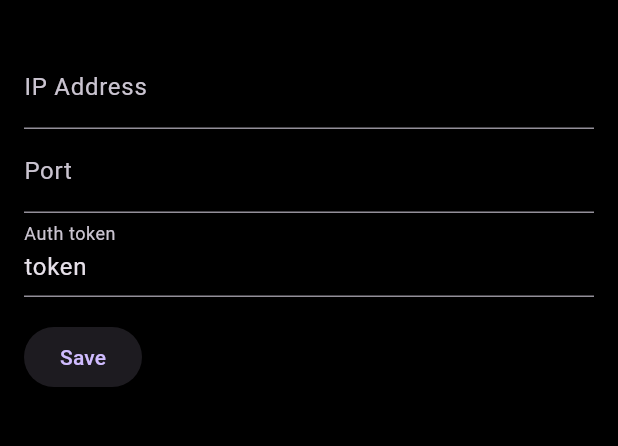
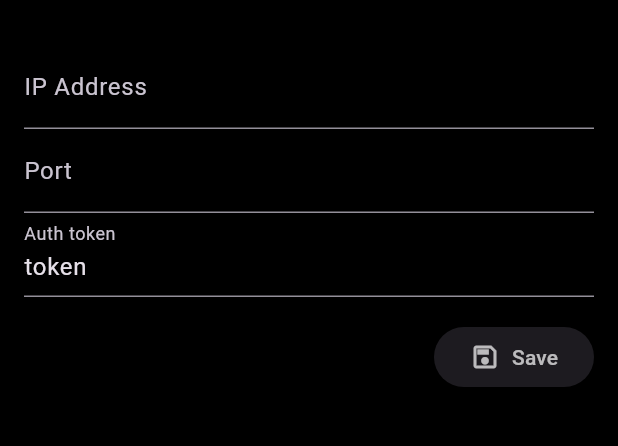
Before and after one commit to blazer404/Aoi-Remote-Client, a Flutter app: the screen it shows after launch, after a tap on the "settings" icon, on a phone screen of 412 x 824 dp, the part 63-509 px from its top. Run offline on Flutter 3.47's test engine with Material 3 defaults, Android fonts, the phone set to English and light mode, and no system bars; our stand-ins replace shared_preferences; missing offline and left inert: flutter_vibrate.

Commit message:
+ возврат на предыдущий экран при сохранении настроек ~ улучшение загрузки настроек ~ вынес некоторые цвета в класс темы ~ переписал виджет ошибок на стейтлес ~ минорные правки

```diff
--- a/lib/core/AppTheme.dart
+++ b/lib/core/AppTheme.dart
@@ -7,4 +7,7 @@ class AppTheme {
     ),
     scaffoldBackgroundColor: Colors.black,
   );
+
+  static Color textColor = Colors.white70;
+  static Color accentColor = Color.fromRGBO(76, 175, 80, 1);
 }
--- a/lib/core/SocketClient.dart
+++ b/lib/core/SocketClient.dart
@@ -1,7 +1,8 @@
+import 'dart:convert';
 import 'dart:io';
-import 'dart:convert';
+
+import 'package:aoi_remote/core/ServerSettings.dart';
 import 'package:flutter/foundation.dart';
-import 'package:aoi_remote/core/ServerSettings.dart';
 
 class SocketClient {
   static Future<void> sendCommand(dynamic target, dynamic command) async {
--- a/lib/helpers/FormatterHelper.dart
+++ b/lib/helpers/Utils.dart
@@ -1,6 +1,6 @@
 import 'package:flutter/services.dart';
 
-class FormatterHelper {
+class Utils {
   static TextInputFormatter decimalFilter() {
     return FilteringTextInputFormatter.digitsOnly;
   }
--- a/lib/view/IndexPage.dart
+++ b/lib/view/IndexPage.dart
@@ -1,7 +1,7 @@
+import 'package:aoi_remote/core/AppTheme.dart';
+import 'package:aoi_remote/widgets/PagesSliderWidget.dart';
 import 'package:flutter/material.dart';
 import 'package:flutter/services.dart';
-import 'package:aoi_remote/core/AppTheme.dart';
-import 'package:aoi_remote/widgets/PagesSliderWidget.dart';
 
 class IndexPage extends StatelessWidget {
   @override
--- a/lib/view/MpcPage.dart
+++ b/lib/view/MpcPage.dart
@@ -1,8 +1,8 @@
+import 'package:aoi_remote/const/MpcConst.dart';
 import 'package:aoi_remote/widgets/AppBarWidget.dart';
-import 'package:flutter/material.dart';
-import 'package:aoi_remote/const/MpcConst.dart';
 import 'package:aoi_remote/widgets/buttons_column.dart';
 import 'package:aoi_remote/widgets/buttons_row.dart';
+import 'package:flutter/material.dart';
 
 class MpcPage extends StatefulWidget {
   @override
--- a/lib/view/SettingsPage.dart
+++ b/lib/view/SettingsPage.dart
@@ -1,9 +1,10 @@
+import 'package:aoi_remote/core/AppTheme.dart';
+import 'package:aoi_remote/core/ServerSettings.dart';
+import 'package:aoi_remote/helpers/Utils.dart';
+import 'package:aoi_remote/helpers/IpAddressInputFormatter.dart';
+import 'package:aoi_remote/widgets/ErrorDialogWidget.dart';
 import 'package:flutter/material.dart';
 import 'package:flutter/services.dart';
-import 'package:aoi_remote/helpers/FormatterHelper.dart';
-import 'package:aoi_remote/helpers/IpAddressInputFormatter.dart';
-import 'package:aoi_remote/core/ServerSettings.dart';
-import 'package:aoi_remote/widgets/ErrorDialogWidget.dart';
 
 class SettingsPage extends StatefulWidget {
   @override
@@ -15,17 +16,11 @@ class _SettingsPageState extends State<SettingsPage> {
   final TextEditingController portController = TextEditingController();
   final TextEditingController tokenController = TextEditingController();
 
-  @override
-  void initState() {
-    super.initState();
-    Future.delayed(Duration.zero, () async {
-      await ServerSettings.load();
-      setState(() {
-        ipController.text = ServerSettings.ip ?? '';
-        portController.text = int.tryParse(ServerSettings.port) != null ? ServerSettings.port : '';
-        tokenController.text = ServerSettings.token ?? '';
-      });
-    });
+  Future<void> _loadSettings() async {
+    await ServerSettings.load();
+    ipController.text = ServerSettings.ip ?? '';
+    portController.text = (int.tryParse(ServerSettings.port) != null) ? ServerSettings.port : '';
+    tokenController.text = ServerSettings.token ?? '';
   }
 
   void _saveSetting() {
@@ -44,10 +39,24 @@ class _SettingsPageState extends State<SettingsPage> {
       return;
     }
     ServerSettings.save();
+    Navigator.pop(context);
   }
 
   @override
   Widget build(BuildContext context) {
+    return FutureBuilder(
+      future: _loadSettings(),
+      builder: (context, snapshot) {
+        if (snapshot.connectionState == ConnectionState.done) {
+          return buildPage();
+        } else {
+          return Center(child: CircularProgressIndicator());
+        }
+      },
+    );
+  }
+
+  Widget buildPage() {
     return Scaffold(
       appBar: AppBar(title: Text('Settings')),
       body: Padding(
@@ -59,36 +68,42 @@ class _SettingsPageState extends State<SettingsPage> {
               controller: ipController,
               inputFormatters: [
                 LengthLimitingTextInputFormatter(15),
-                FormatterHelper.ipAddressFilter(),
+                Utils.ipAddressFilter(),
                 IpAddressInputFormatter()
               ],
               keyboardType: TextInputType.numberWithOptions(decimal: true),
-              decoration: InputDecoration(
-                labelText: 'IP Address',
-              ),
+              decoration: InputDecoration(labelText: 'IP Address'),
             ),
             TextField(
               controller: portController,
-              decoration: InputDecoration(
-                labelText: 'Port',
-              ),
+              decoration: InputDecoration(labelText: 'Port'),
               inputFormatters: [
                 LengthLimitingTextInputFormatter(5),
-                FormatterHelper.decimalFilter(),
+                Utils.decimalFilter(),
               ],
               keyboardType: TextInputType.number,
             ),
             TextField(
               controller: tokenController,
-              decoration: InputDecoration(
-                labelText: 'Auth token',
-              ),
+              decoration: InputDecoration(labelText: 'Auth token'),
             ),
             SizedBox(height: 16.0),
-            ElevatedButton(
-              onPressed: _saveSetting,
-              child: Text('Save'),
-            ),
+            Row(
+              mainAxisAlignment: MainAxisAlignment.end,
+              children: [
+                ElevatedButton(
+                  onPressed: _saveSetting,
+                  child: Row(
+                    mainAxisSize: MainAxisSize.min,
+                    children: [
+                      Icon(Icons.save_outlined, color: AppTheme.textColor, size: 20),
+                      SizedBox(width: 8),
+                      Text('Save', style: TextStyle(color: AppTheme.textColor)),
+                    ],
+                  ),
+                ),
+              ],
+            )
           ],
         ),
       ),
--- a/lib/widgets/AppBarWidget.dart
+++ b/lib/widgets/AppBarWidget.dart
@@ -1,5 +1,5 @@
+import 'package:aoi_remote/view/SettingsPage.dart';
 import 'package:flutter/material.dart';
-import 'package:aoi_remote/view/SettingsPage.dart';
 
 class AppBarWidget extends StatelessWidget implements PreferredSizeWidget {
   final String title;
--- a/lib/widgets/ErrorDialogWidget.dart
+++ b/lib/widgets/ErrorDialogWidget.dart
@@ -1,15 +1,20 @@
 import 'package:flutter/material.dart';
 
-class ErrorDialogWidget extends StatelessWidget {
+class ErrorDialogWidget extends StatefulWidget {
   final String errorText;
 
   const ErrorDialogWidget({super.key, required this.errorText});
 
   @override
+  _ErrorDialogWidgetState createState() => _ErrorDialogWidgetState();
+}
+
+class _ErrorDialogWidgetState extends State<ErrorDialogWidget> {
+  @override
   Widget build(BuildContext context) {
     return AlertDialog(
       title: Text('Error'),
-      content: Text(this.errorText),
+      content: Text(widget.errorText),
       actions: <Widget>[
         TextButton(
           child: Text('OK'),
--- a/lib/widgets/PagesSliderWidget.dart
+++ b/lib/widgets/PagesSliderWidget.dart
@@ -1,6 +1,7 @@
+import 'package:aoi_remote/core/AppTheme.dart';
 import 'package:aoi_remote/view/AimpPage.dart';
+import 'package:aoi_remote/view/MpcPage.dart';
 import 'package:flutter/material.dart';
-import 'package:aoi_remote/view/MpcPage.dart';
 
 class PagesSlider extends StatefulWidget {
   @override
@@ -37,7 +38,7 @@ class _PagesSliderState extends State<PagesSlider> {
               margin: EdgeInsets.symmetric(horizontal: 4.0),
               decoration: BoxDecoration(
                 shape: BoxShape.circle,
-                color: currentPage == index ? Color.fromRGBO(76, 175, 80, 1) : Colors.grey,
+                color: currentPage == index ? AppTheme.accentColor : Colors.grey,
               ),
             ),
           ),
--- a/lib/widgets/_button_to_list.dart
+++ b/lib/widgets/_button_to_list.dart
@@ -1,7 +1,8 @@
+import 'package:aoi_remote/core/AppTheme.dart';
+import 'package:aoi_remote/core/SocketClient.dart';
+import 'package:aoi_remote/widgets/ErrorDialogWidget.dart';
 import 'package:flutter/material.dart';
 import 'package:flutter_vibrate/flutter_vibrate.dart';
-import 'package:aoi_remote/core/SocketClient.dart';
-import 'package:aoi_remote/widgets/ErrorDialogWidget.dart';
 
 class ButtonToList extends StatelessWidget {
   final String target;
@@ -38,7 +39,7 @@ class ButtonToList extends StatelessWidget {
             constraints: BoxConstraints(minWidth: buttonSize, minHeight: buttonSize),
             child: Icon(
               button['icon'] is IconData ? button['icon'] : Icons.error,
-              color: button['color'] is Color ? button['color'] : Colors.white70,
+              color: button['color'] is Color ? button['color'] : AppTheme.textColor,
               size: iconSize,
             ),
           ),
--- a/lib/widgets/buttons_column.dart
+++ b/lib/widgets/buttons_column.dart
@@ -1,5 +1,5 @@
+import 'package:aoi_remote/widgets/_button_to_list.dart';
 import 'package:flutter/material.dart';
-import 'package:aoi_remote/widgets/_button_to_list.dart';
 
 class ButtonsColumn extends StatelessWidget {
   final List<dynamic> items;
--- a/lib/widgets/buttons_row.dart
+++ b/lib/widgets/buttons_row.dart
@@ -1,5 +1,5 @@
+import 'package:aoi_remote/widgets/_button_to_list.dart';
 import 'package:flutter/material.dart';
-import 'package:aoi_remote/widgets/_button_to_list.dart';
 
 class ButtonsRow extends StatelessWidget {
   final List<dynamic> items;
```
